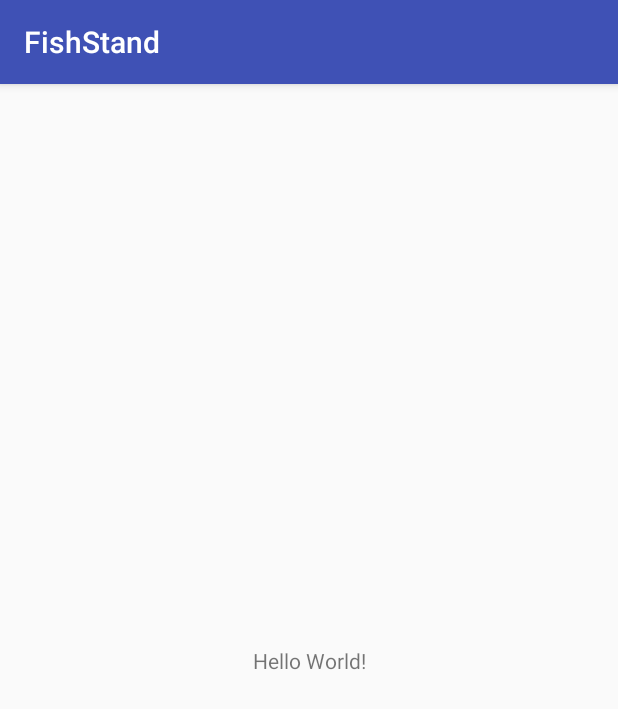
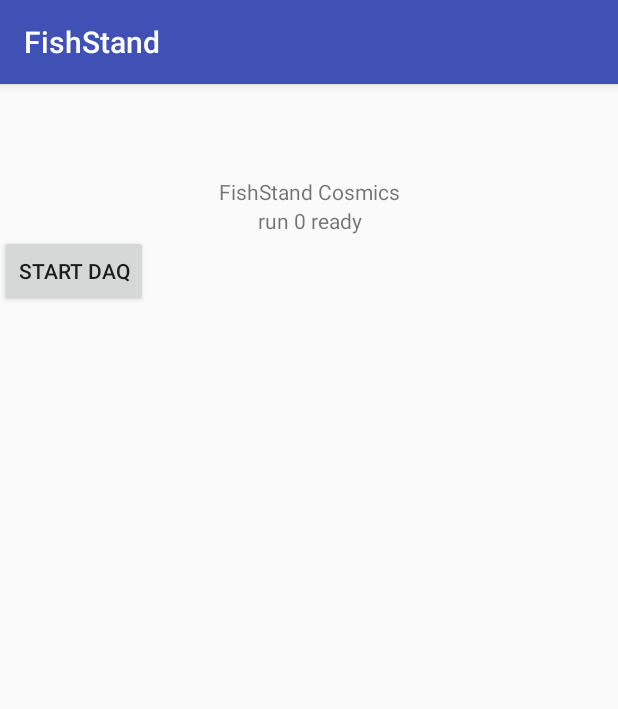
Before and after one commit to mulhearn/FishStand, an Android app: the screen it shows after launch (MainActivity), on a phone screen of 412 x 824 dp. Shown: the top 709 px of the screen. Run offline under Robolectric (Android 15) with nearby library versions, the light colour scheme and no system bars; 3 statements that could not run were skipped.

Commit message:
turn on DAQ service

```diff
--- a/app/src/main/AndroidManifest.xml
+++ b/app/src/main/AndroidManifest.xml
@@ -20,6 +20,7 @@
                 <category android:name="android.intent.category.LAUNCHER" />
             </intent-filter>
         </activity>
+        <service android:name=".DaqService" ></service>
         <meta-data android:name="com.google.android.gms.version"
             android:value="@integer/google_play_services_version" />
     </application>
--- a/app/src/main/java/edu/ucdavis/crayfis/fishstand/DaqService.java
+++ b/app/src/main/java/edu/ucdavis/crayfis/fishstand/DaqService.java
@@ -21,9 +21,6 @@ import android.view.Surface;
 import android.widget.Toast;
 import android.os.IBinder;
 
-import com.google.android.gms.drive.DriveFile;
-import com.google.android.gms.drive.DriveFolder;
-
 /**
  * Created by mulhearn on 4/28/18.
  */
@@ -40,6 +37,7 @@ public class DaqService extends Service implements Runnable {
     }
     @Override
     public int onStartCommand(Intent intent, int flags, int startId) {
+        Log.i(TAG, "onStartCommand called");
 
         if (intent.getAction().equals(ACTION.STARTFOREGROUND_ACTION)) {
             Log.i(TAG, "Received Start Foreground Intent ");
@@ -116,7 +114,6 @@ public class DaqService extends Service implements Runnable {
     @Override
     public void onCreate() {
         super.onCreate();
-        drive = new GoogleDrive();
     }
 
     @Override
--- a/app/src/main/java/edu/ucdavis/crayfis/fishstand/MainActivity.java
+++ b/app/src/main/java/edu/ucdavis/crayfis/fishstand/MainActivity.java
@@ -1,6 +1,7 @@
 package edu.ucdavis.crayfis.fishstand;
 
 import android.Manifest;
+import android.content.BroadcastReceiver;
 import android.content.Context;
 import android.content.Intent;
 import android.content.SharedPreferences;
@@ -11,6 +12,9 @@ import android.support.v4.content.ContextCompat;
 import android.support.v7.app.AppCompatActivity;
 import android.os.Bundle;
 import android.util.Log;
+import android.view.View;
+import android.widget.Button;
+import android.widget.TextView;
 import android.widget.Toast;
 
 import java.util.ArrayList;
@@ -18,9 +22,15 @@ import java.util.List;
 
 public class MainActivity extends AppCompatActivity {
     private static final String TAG = "MainActivity";
+    // activity codes:
     private static final int REQUEST_CODE_GOOGLE_SIGN_IN = 0;
     private static final int REQUEST_CODE_GOOGLE_INIT    = 1;
+    // permissions request code:
+    private static final int MY_PERMISSIONS_REQUEST = 100;
 
+
+    private BroadcastReceiver stateUpdater; // update start/stop button based on DAQ state
+    private BroadcastReceiver logUpdater;   // update log
 
     @Override
     protected void onCreate(Bundle savedInstanceState) {
@@ -49,7 +59,6 @@ public class MainActivity extends AppCompatActivity {
         }
     }
 
-    private static final int MY_PERMISSIONS_REQUEST = 100;
 
     @Override
     public void onRequestPermissionsResult(int requestCode, @NonNull String[] permissions, @NonNull int[] grantResults) {
@@ -79,4 +88,61 @@ public class MainActivity extends AppCompatActivity {
                 }
         }
     }
+
+    @Override
+    protected void onStart() {
+        // call the superclass method first
+        super.onStart();
+        stateUpdater = App.getMessage().onStateUpdate(new Runnable() {
+            public void run() {
+                Button button = (Button) findViewById(R.id.button1);
+                if (DaqService.state == DaqService.STATE.READY) {
+                    button.setText("Start DAQ");
+                } else {
+                    button.setText("Stop DAQ");
+                }
+                TextView status = (TextView) findViewById(R.id.status1);
+                SharedPreferences pref = getApplicationContext().getSharedPreferences("MyPref", 0);
+                int run_num = pref.getInt("run_num", 1);
+                if (DaqService.state == DaqService.STATE.RUNNING) {
+                    status.setText("run " + run_num + " running");
+                } else if (DaqService.state == DaqService.STATE.READY) {
+                    status.setText("run " + run_num + " ready");
+                } else {
+                    status.setText("run " + run_num + " stopping...");
+                }
+            }
+        });
+
+        App.getMessage().updateState();
+
+        logUpdater = App.getMessage().onLogUpdate(new Runnable() {
+            public void run() {
+                TextView logtxt = (TextView) findViewById(R.id.log_text);
+                logtxt.setText(App.log().getTxt());
+            }
+        });
+        App.getMessage().updateLog();
+    }
+
+
+    @Override
+    protected void onStop() {
+        super.onStop();
+        App.getMessage().unregister(stateUpdater);
+        App.getMessage().unregister(logUpdater);
+    }
+
+    public void buttonClicked(View v) {
+        Log.i(TAG, "button pushed...");
+        Intent service = new Intent(MainActivity.this, DaqService.class);
+        if (DaqService.state == DaqService.STATE.READY) {
+            Log.i(TAG, "button starting foreground action...");
+            service.setAction(DaqService.ACTION.STARTFOREGROUND_ACTION);
+        } else {
+            Log.i(TAG, "button stopping foreground action...");
+            service.setAction(DaqService.ACTION.STOPFOREGROUND_ACTION);
+        }
+        startService(service);
+    }
 }
--- a/app/src/main/res/layout/activity_main.xml
+++ b/app/src/main/res/layout/activity_main.xml
@@ -1,18 +1,50 @@
 <?xml version="1.0" encoding="utf-8"?>
-<android.support.constraint.ConstraintLayout xmlns:android="http://schemas.android.com/apk/res/android"
-    xmlns:app="http://schemas.android.com/apk/res-auto"
+
+<RelativeLayout xmlns:android="http://schemas.android.com/apk/res/android"
     xmlns:tools="http://schemas.android.com/tools"
     android:layout_width="match_parent"
     android:layout_height="match_parent"
-    tools:context="edu.ucdavis.crayfis.fishstand.MainActivity">
+    tools:context="edu.ucdavis.crayfis.cosmics.MainActivity" >
+    >
+    <LinearLayout
+        android:layout_width="match_parent"
+        android:layout_height="match_parent"
+        android:orientation="vertical"
+        android:weightSum="1"
+        android:layout_alignParentTop="true"
+        android:layout_alignParentStart="true"
+        android:layout_centerHorizontal="true"
+        android:layout_marginTop="62dp">
 
-    <TextView
-        android:layout_width="wrap_content"
-        android:layout_height="wrap_content"
-        android:text="Hello World!"
-        app:layout_constraintBottom_toBottomOf="parent"
-        app:layout_constraintLeft_toLeftOf="parent"
-        app:layout_constraintRight_toRightOf="parent"
-        app:layout_constraintTop_toTopOf="parent" />
+        <TextView
+            android:id="@+id/textView1"
+            android:layout_width="match_parent"
+            android:layout_height="wrap_content"
+            android:gravity="center_horizontal"
+            android:text="FishStand Cosmics" />
 
-</android.support.constraint.ConstraintLayout>
+        <TextView
+            android:id="@+id/status1"
+            android:layout_width="match_parent"
+            android:layout_height="wrap_content"
+            android:gravity="center_horizontal"
+            android:text="empty text" />
+
+        <Button
+            android:id="@+id/button1"
+            android:layout_width="wrap_content"
+            android:layout_height="wrap_content"
+            android:text="empty text"
+            android:onClick="buttonClicked" />
+
+        <ScrollView
+            android:layout_width="match_parent"
+            android:layout_height="match_parent">
+
+            <TextView
+                android:id="@+id/log_text"
+                android:layout_width="match_parent"
+                android:layout_height="match_parent" />
+        </ScrollView>
+    </LinearLayout>
+</RelativeLayout>
```
